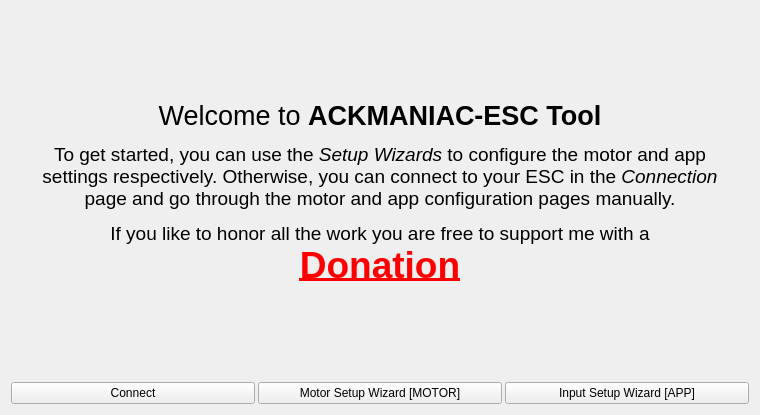
Old version of the form pages/pagewelcome.ui in the repository u8melstnyt/bldc.
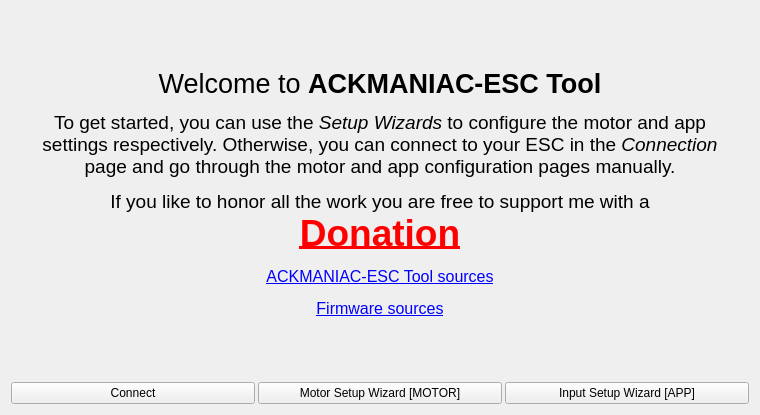
New version of the form. Icons and pictures are not drawn. Custom widgets are drawn as their Qt base class.

Commit message: Added link to sources to welcome page

```diff
--- a/pages/pagewelcome.ui
+++ b/pages/pagewelcome.ui
@@ -32,7 +32,7 @@
       <item>
        <widget class="QLabel" name="label">
         <property name="text">
-         <string>&lt;html&gt;&lt;head/&gt;&lt;body&gt;&lt;p align=&quot;center&quot;&gt;&lt;span style=&quot; font-size:20pt;&quot;&gt;Welcome to &lt;/span&gt;&lt;span style=&quot; font-size:20pt; font-weight:600;&quot;&gt;ACKMANIAC-ESC Tool&lt;/span&gt;&lt;/p&gt;&lt;p align=&quot;center&quot;&gt;&lt;span style=&quot; font-size:14pt;&quot;&gt;To get started, you can use the &lt;/span&gt;&lt;span style=&quot; font-size:14pt; font-style:italic;&quot;&gt;Setup Wizards&lt;/span&gt;&lt;span style=&quot; font-size:14pt;&quot;&gt; to configure the motor and app settings respectively. Otherwise, you can connect to your ESC in the &lt;/span&gt;&lt;span style=&quot; font-size:14pt; font-style:italic;&quot;&gt;Connection&lt;/span&gt;&lt;span style=&quot; font-size:14pt;&quot;&gt; page and go through the motor and app configuration pages manually.&lt;/span&gt;&lt;/p&gt;&lt;p align=&quot;center&quot;&gt;&lt;span style=&quot; font-size:14pt;&quot;&gt;If you like to honor all the work you are free to support me with a&lt;br/&gt;&lt;/span&gt;&lt;a href=&quot;https://www.paypal.com/cgi-bin/webscr?cmd=_s-xclick&amp;amp;hosted_button_id=GJ59FXYPUQHUY&quot;&gt;&lt;span style=&quot; font-size:28pt; font-weight:600; text-decoration: underline; color:#ff0000;&quot;&gt;Donation&lt;/span&gt;&lt;/a&gt;&lt;/p&gt;&lt;/body&gt;&lt;/html&gt;</string>
+         <string>&lt;html&gt;&lt;head/&gt;&lt;body&gt;&lt;p align=&quot;center&quot;&gt;&lt;span style=&quot; font-size:20pt;&quot;&gt;Welcome to &lt;/span&gt;&lt;span style=&quot; font-size:20pt; font-weight:600;&quot;&gt;ACKMANIAC-ESC Tool&lt;/span&gt;&lt;/p&gt;&lt;p align=&quot;center&quot;&gt;&lt;span style=&quot; font-size:14pt;&quot;&gt;To get started, you can use the &lt;/span&gt;&lt;span style=&quot; font-size:14pt; font-style:italic;&quot;&gt;Setup Wizards&lt;/span&gt;&lt;span style=&quot; font-size:14pt;&quot;&gt; to configure the motor and app settings respectively. Otherwise, you can connect to your ESC in the &lt;/span&gt;&lt;span style=&quot; font-size:14pt; font-style:italic;&quot;&gt;Connection&lt;/span&gt;&lt;span style=&quot; font-size:14pt;&quot;&gt; page and go through the motor and app configuration pages manually.&lt;/span&gt;&lt;/p&gt;&lt;p align=&quot;center&quot;&gt;&lt;span style=&quot; font-size:14pt;&quot;&gt;If you like to honor all the work you are free to support me with a&lt;br/&gt;&lt;/span&gt;&lt;a href=&quot;https://www.paypal.com/cgi-bin/webscr?cmd=_s-xclick&amp;amp;hosted_button_id=GJ59FXYPUQHUY&quot;&gt;&lt;span style=&quot; font-size:28pt; font-weight:600; text-decoration: underline; color:#ff0000;&quot;&gt;Donation&lt;/span&gt;&lt;/a&gt;&lt;/p&gt;&lt;p align=&quot;center&quot;&gt;&lt;a href=&quot;https://github.com/Ackmaniac/vesc_tool&quot;&gt;&lt;span style=&quot; font-size:12pt; text-decoration: underline; color:#0000ff;&quot;&gt;ACKMANIAC-ESC Tool sources&lt;br/&gt;&lt;/span&gt;&lt;/a&gt;&lt;a href=&quot;https://github.com/Ackmaniac/vesc_tool&quot;&gt;&lt;span style=&quot; text-decoration: underline; color:#0000ff;&quot;&gt;&lt;br/&gt;&lt;/span&gt;&lt;/a&gt;&lt;a href=&quot;https://github.com/Ackmaniac/bldc&quot;&gt;&lt;span style=&quot; font-size:12pt; text-decoration: underline; color:#0000ff;&quot;&gt;Firmware sources&lt;/span&gt;&lt;/a&gt;&lt;/p&gt;&lt;/body&gt;&lt;/html&gt;</string>
         </property>
         <property name="wordWrap">
          <bool>true</bool>
```
